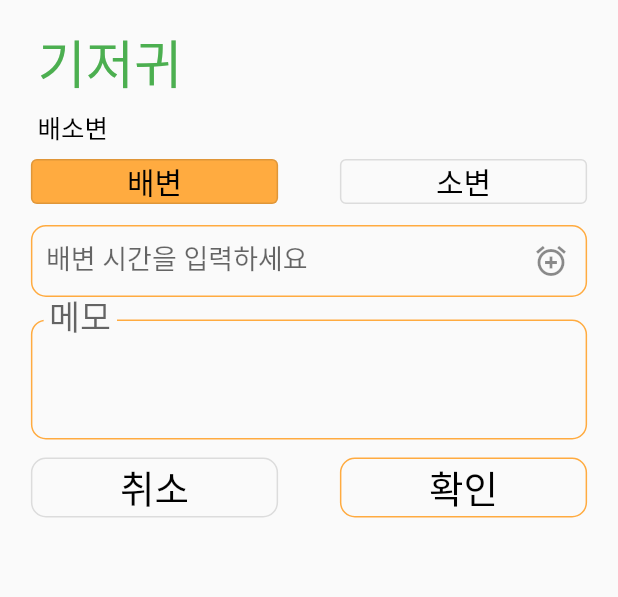
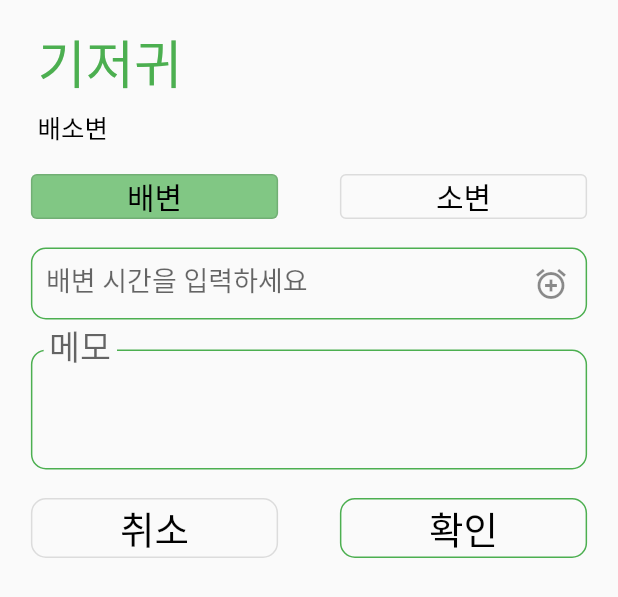
Before and after one commit to Mmm2927/LSTM, a Flutter app: the DiaperBottomSheet widget shown alone on an empty page, opened directly with empty values, on a phone screen of 412 x 824 dp. Shown: the top 597 px of the screen. Run offline on Flutter 3.47's test engine with Material 2 defaults, Android fonts, the phone set to English and light mode, and no system bars; our stand-ins replace dio, easy_localization, firebase_core, firebase_messaging, fl_chart, flutter_holo_date_picker and 10 more; missing offline and left inert: bottom_picker, dart:ffi, flutter_mjpeg, horizontal_picker, jwt_decode, omni_datetime_picker and 1 more; accounts and stored records are empty; Roboto replaces fonts that are missing (omew).

Commit message:
Homepage:수정완료

```diff
--- a/lib/screens/HomePage/BottomSheet/diaper_bottom_sheet.dart
+++ b/lib/screens/HomePage/BottomSheet/diaper_bottom_sheet.dart
@@ -37,7 +37,7 @@ class _DiaperBottomSheet extends State<DiaperBottomSheet> {
     return Padding(
       padding: MediaQuery.of(context).viewInsets,
       child: SizedBox(
-        height: MediaQuery.of(context).size.height * 0.48,
+        height: MediaQuery.of(context).size.height * 0.45,
         child: Column(
           children: [
             Container(
@@ -68,6 +68,9 @@ class _DiaperBottomSheet extends State<DiaperBottomSheet> {
                 ],
               ),
             ),
+            const SizedBox(
+              height: 10,
+            ),
             Row(
               mainAxisAlignment: MainAxisAlignment.spaceAround,
               children: [
@@ -80,7 +83,7 @@ class _DiaperBottomSheet extends State<DiaperBottomSheet> {
                   child: Text('배변',style: TextStyle(fontSize: 20),),
                   style: OutlinedButton.styleFrom(
                       foregroundColor: Colors.black,
-                      backgroundColor: isSelect ? Colors.orangeAccent : null,
+                      backgroundColor: isSelect ? Colors.green[300] : null,
                       minimumSize: Size((MediaQuery.of(context).size.width)/2*0.8, 30)
                   ),
                 ),
@@ -93,14 +96,14 @@ class _DiaperBottomSheet extends State<DiaperBottomSheet> {
                   child: Text('소변',style: TextStyle(fontSize: 20),),
                   style: OutlinedButton.styleFrom(
                       foregroundColor: Colors.black,
-                      backgroundColor: !isSelect ? Colors.orangeAccent : null,
+                      backgroundColor: !isSelect ? Colors.green[300] : null,
                       minimumSize: Size((MediaQuery.of(context).size.width)/2*0.8, 30)
                   ),
                 )
               ],
             ),
             SizedBox(
-              height: 5,
+              height: 10,
             ),
             Column(
               children: [
@@ -168,7 +171,7 @@ class _DiaperBottomSheet extends State<DiaperBottomSheet> {
                             filled: false, //색 지정
                             enabledBorder:OutlineInputBorder(
                                 borderRadius: BorderRadius.all(Radius.circular(10)),
-                                borderSide: BorderSide(color: Colors.orangeAccent)
+                                borderSide: BorderSide(color: Colors.green)
                             ),
                             contentPadding: EdgeInsets.all(10)
                         ),
@@ -186,7 +189,7 @@ class _DiaperBottomSheet extends State<DiaperBottomSheet> {
                   ),
                 ),
                 SizedBox(
-                  height: 15,
+                  height: 20,
                 ),
                 GestureDetector(
                   onTap: () {
@@ -205,7 +208,7 @@ class _DiaperBottomSheet extends State<DiaperBottomSheet> {
                           labelStyle: TextStyle(fontSize: 30),
                           enabledBorder: OutlineInputBorder(
                               borderRadius: BorderRadius.all(Radius.circular(10)),
-                              borderSide: BorderSide(color: Colors.orangeAccent)
+                              borderSide: BorderSide(color: Colors.green)
                           ),
                           focusedBorder: OutlineInputBorder(
                               borderRadius: BorderRadius.all(Radius.circular(10)),
@@ -218,7 +221,7 @@ class _DiaperBottomSheet extends State<DiaperBottomSheet> {
                   ),
                 ),
                 SizedBox(
-                  height: 8,
+                  height: 15,
                 ),
                 Row(
                   mainAxisAlignment: MainAxisAlignment.spaceAround,
@@ -254,13 +257,13 @@ class _DiaperBottomSheet extends State<DiaperBottomSheet> {
                       child: Text('확인',style: TextStyle(fontSize: 25),),
                       style: OutlinedButton.styleFrom(
                           foregroundColor: Colors.black,
-                          backgroundColor: !isSelect ? Colors.orangeAccent : null,
+                          backgroundColor: !isSelect ? Colors.green[300] : null,
                           minimumSize: Size((MediaQuery.of(context).size.width)/2*0.8, 40),
                           shape: RoundedRectangleBorder(
                               borderRadius: BorderRadius.all(Radius.circular(10))
                           ),
                           side: BorderSide(
-                            color: Colors.orangeAccent,
+                            color: Colors.green,
                           )
                       ),
                     )
--- a/lib/screens/HomePage/BottomSheet/feeding_bottom_sheet.dart
+++ b/lib/screens/HomePage/BottomSheet/feeding_bottom_sheet.dart
@@ -169,7 +169,7 @@ class _FeedingBottomSheet extends State<FeedingBottomSheet> {
                               filled: false, //색 지정
                               enabledBorder:OutlineInputBorder(
                                   borderRadius: BorderRadius.all(Radius.circular(10)),
-                                  borderSide: BorderSide(color: Colors.grey)
+                                  borderSide: BorderSide(color: Color(0xfff77b72))
                               ),
                               contentPadding: EdgeInsets.all(10)
                           ),
@@ -203,7 +203,7 @@ class _FeedingBottomSheet extends State<FeedingBottomSheet> {
                             labelStyle: TextStyle(fontSize: 30, color:Colors.black),
                             enabledBorder: OutlineInputBorder(
                                 borderRadius: BorderRadius.all(Radius.circular(10)),
-                                borderSide: BorderSide(color: Colors.grey)
+                                borderSide: BorderSide(color: Color(0xfff77b72))
                             ),
                             focusedBorder: OutlineInputBorder(
                                 borderRadius: BorderRadius.all(Radius.circular(10)),
--- a/lib/screens/HomePage/BottomSheet/growthRecord_bottom_sheet.dart
+++ b/lib/screens/HomePage/BottomSheet/growthRecord_bottom_sheet.dart
@@ -126,11 +126,11 @@ class _GrowthRecordBottomSheet extends State<GrowthRecordBottomSheet> {
                       dateFormat: "yyyy-MMMM-dd",
                       locale: DateTimePickerLocale.ko,
                       looping: true,
-                      backgroundColor: Colors.purple[50],
+                      backgroundColor: Colors.grey[100],
                       titleText: '측정 날짜를 선택해주세요',
                       cancelText: '취소',
                       confirmText: '확인',
-                      itemTextStyle: TextStyle(color: Colors.orange),
+                      itemTextStyle: const TextStyle(color: Colors.pinkAccent),
                       textColor: Colors.black
                     );
                     ymdtController.text = '${DateFormat('yyyy-MM-dd').format(datePicked!)}';
--- a/pubspec.yaml
+++ b/pubspec.yaml
@@ -33,7 +33,7 @@ dependencies:
   flutter_localizations:
     sdk: flutter
   table_calendar: ^3.0.8
-  intl: ^0.18.0
+  intl: ^0.17.0
   flutter_vlc_player: 6.0.0
   flutter_mjpeg:
   checkbox_formfield: ^0.2.0
```
Also changed, not shown: lib/screens/HomePage/BottomSheet/babyFood_bottom_sheet.dart (+4 -4 lines), lib/screens/HomePage/BottomSheet/feedingBottle_bottom_sheet.dart (+6 -3 lines), lib/screens/HomePage/BottomSheet/sleep_bottom_sheet.dart (+7 -7 lines), lib/screens/HomePage/baby_growthStatistics.dart (+14 -5 lines), lib/screens/main_1_home.dart (+6 -6 lines), pubspec.lock.
